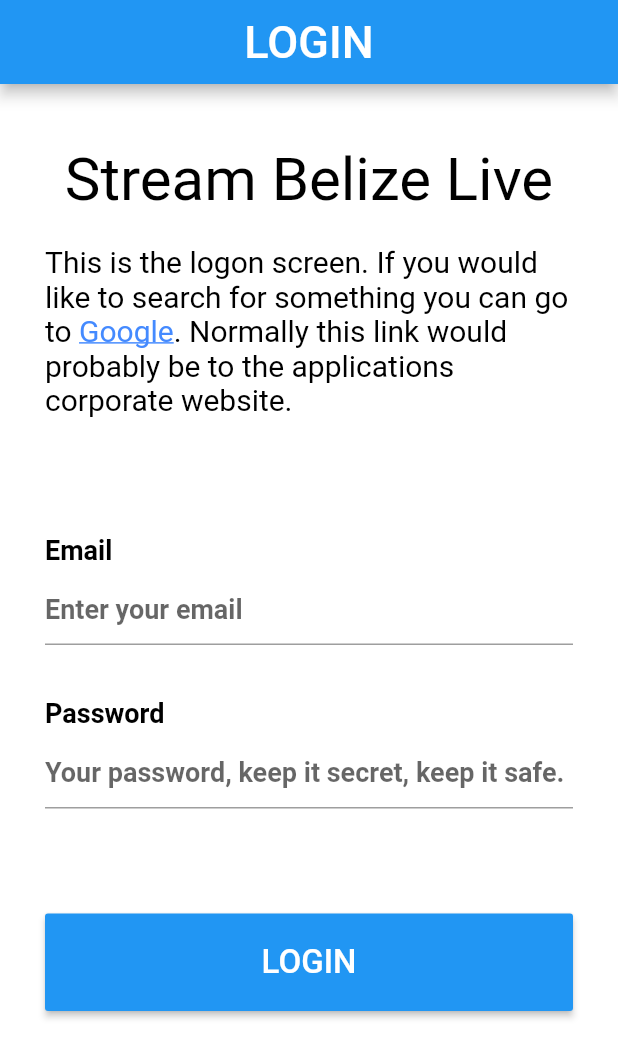
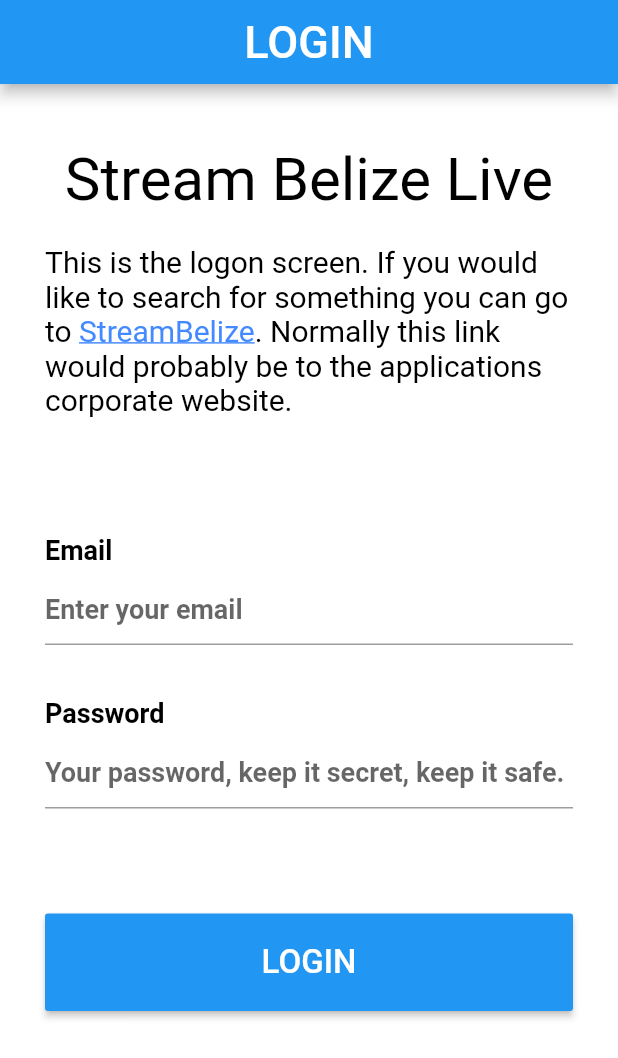
Before and after one commit to roock3r/streambelize, a Flutter app: the screen it shows after launch, on a phone screen of 412 x 824 dp. Shown: the top 1058 px of the screen. Run offline on Flutter 3.47's test engine with Material 2 defaults, Android fonts, the phone set to English and light mode, and no system bars; our stand-ins replace firebase_messaging, shared_preferences, video_player; accounts and stored records are empty.

Commit message:
Changed Link title in text description file.

```diff
--- a/lib/ui/SigninScreen.dart
+++ b/lib/ui/SigninScreen.dart
@@ -103,7 +103,7 @@ class _SigninScreenState extends State<SigninScreen> {
                             style: new TextStyle(fontSize: 20.0, color: Colors.black, ),
                           ),
                           TextSpan(
-                            text: 'Google',
+                            text: 'StreamBelize',
                             style: TextStyle(fontSize: 20.0, color: Colors.blueAccent, decoration: TextDecoration.underline),
                             recognizer: TapGestureRecognizer()
                               ..onTap = () {
```
